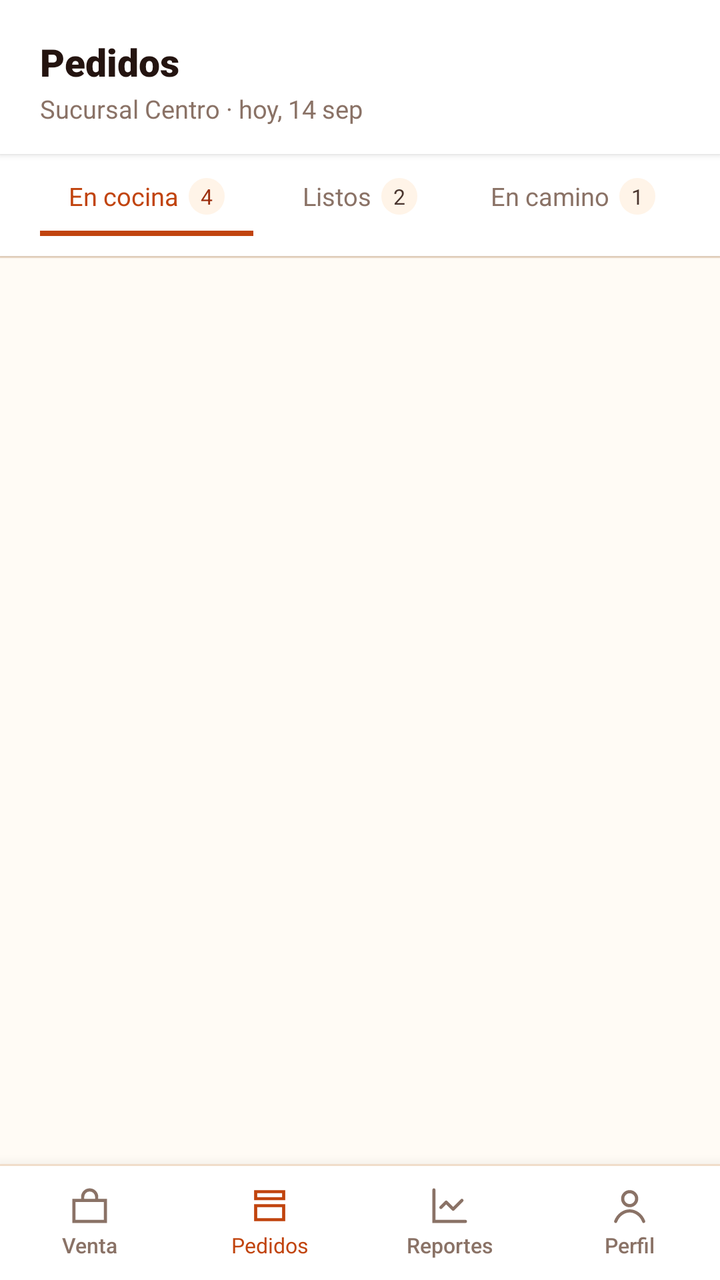
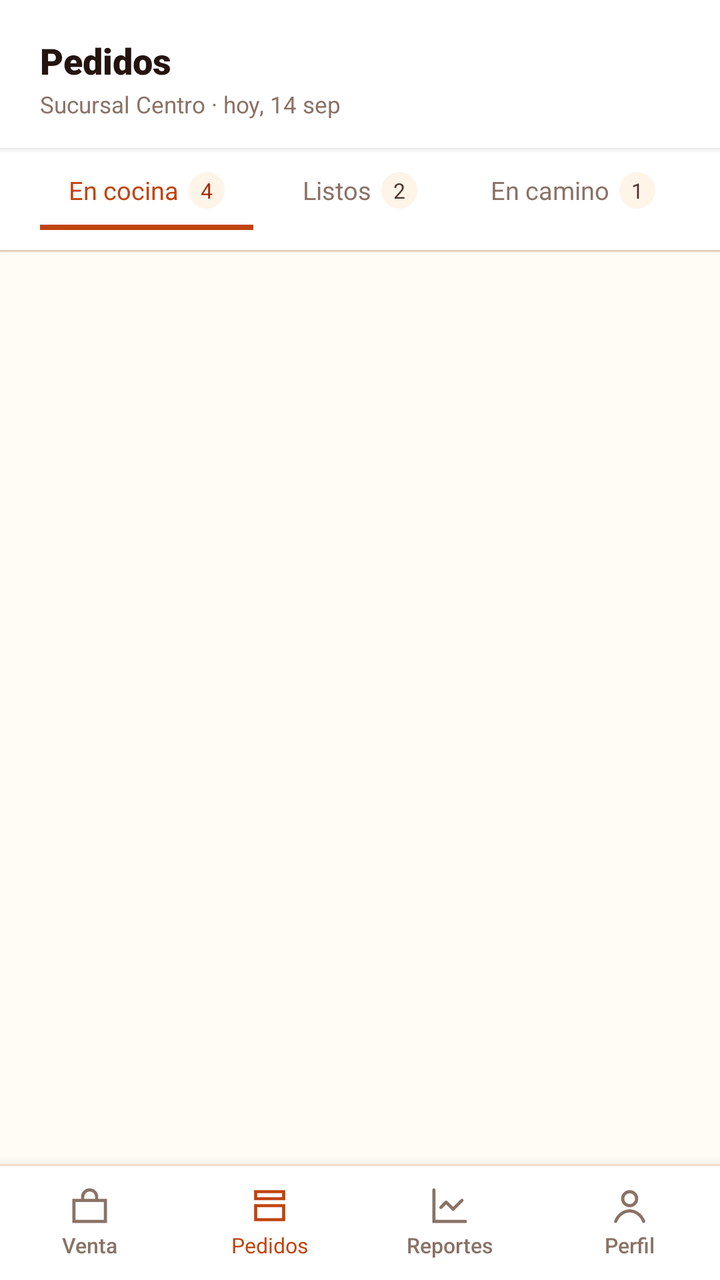

Two renders of the same Android screen: before a commit and after it. Below are the layout's source before the change and the commit's diff.
<!-- AndroidManifest.xml: application theme Theme.Pollogithub -->
<!-- res/layout/activity_pedidos.xml -->
<?xml version="1.0" encoding="utf-8"?>
<androidx.constraintlayout.widget.ConstraintLayout xmlns:android="http://schemas.android.com/apk/res/android"
    xmlns:app="http://schemas.android.com/apk/res-auto"
    xmlns:tools="http://schemas.android.com/tools"
    android:id="@+id/mainPedidos"
    android:layout_width="match_parent"
    android:layout_height="match_parent"
    android:background="@color/paper_50"
    tools:context=".PedidosActivity">

    
    <LinearLayout
        android:id="@+id/headerPedidos"
        android:layout_width="match_parent"
        android:layout_height="wrap_content"
        android:background="@color/white"
        android:elevation="2dp"
        android:orientation="vertical"
        android:paddingHorizontal="20dp"
        android:paddingTop="18dp"
        android:paddingBottom="14dp"
        app:layout_constraintEnd_toEndOf="parent"
        app:layout_constraintStart_toStartOf="parent"
        app:layout_constraintTop_toTopOf="parent">

        <TextView
            android:layout_width="wrap_content"
            android:layout_height="wrap_content"
            android:fontFamily="sans-serif-black"
            android:text="@string/title_orders"
            android:textColor="@color/char_900"
            android:textSize="19sp" />

        <TextView
            android:layout_width="wrap_content"
            android:layout_height="wrap_content"
            android:layout_marginTop="2dp"
            android:fontFamily="sans-serif"
            android:text="@string/subtitle_orders"
            android:textColor="@color/char_400"
            android:textSize="12.5sp" />
    </LinearLayout>

    
    <LinearLayout
        android:id="@+id/layoutTabs"
        android:layout_width="match_parent"
        android:layout_height="wrap_content"
        android:background="@color/white"
        android:elevation="1dp"
        android:orientation="horizontal"
        android:paddingHorizontal="20dp"
        android:paddingTop="12dp"
        app:layout_constraintTop_toBottomOf="@id/headerPedidos">

        
        <LinearLayout
            android:id="@+id/tabCocina"
            android:layout_width="0dp"
            android:layout_height="wrap_content"
            android:layout_weight="1"
            android:clickable="true"
            android:focusable="true"
            android:gravity="center"
            android:orientation="vertical"
            android:paddingBottom="10dp">

            <LinearLayout
                android:layout_width="wrap_content"
                android:layout_height="wrap_content"
                android:gravity="center_vertical"
                android:orientation="horizontal">

                <TextView
                    android:id="@+id/tvTabCocinaText"
                    android:layout_width="wrap_content"
                    android:layout_height="wrap_content"
                    android:fontFamily="sans-serif-bold"
                    android:text="@string/tab_cocina"
                    android:textColor="@color/ember_600"
                    android:textSize="12.5sp" />

                <TextView
                    android:id="@+id/tvTabCocinaCount"
                    android:layout_width="wrap_content"
                    android:layout_height="wrap_content"
                    android:layout_marginStart="5dp"
                    android:background="@drawable/bg_tab_badge"
                    android:fontFamily="sans-serif-bold"
                    android:paddingHorizontal="6dp"
                    android:paddingVertical="2dp"
                    android:text="4"
                    android:textColor="@color/ember_700"
                    android:textSize="10.5sp" />
            </LinearLayout>

            <View
                android:id="@+id/lineTabCocina"
                android:layout_width="match_parent"
                android:layout_height="2.5dp"
                android:layout_marginTop="8dp"
                android:background="@color/ember_600" />
        </LinearLayout>

        
        <LinearLayout
            android:id="@+id/tabListos"
            android:layout_width="0dp"
            android:layout_height="wrap_content"
            android:layout_weight="1"
            android:clickable="true"
            android:focusable="true"
            android:gravity="center"
            android:orientation="vertical"
            android:paddingBottom="10dp">

            <LinearLayout
                android:layout_width="wrap_content"
                android:layout_height="wrap_content"
                android:gravity="center_vertical"
                android:orientation="horizontal">

                <TextView
                    android:id="@+id/tvTabListosText"
                    android:layout_width="wrap_content"
                    android:layout_height="wrap_content"
                    android:fontFamily="sans-serif-bold"
                    android:text="@string/tab_listos"
                    android:textColor="@color/char_400"
                    android:textSize="12.5sp" />

                <TextView
                    android:id="@+id/tvTabListosCount"
                    android:layout_width="wrap_content"
                    android:layout_height="wrap_content"
                    android:layout_marginStart="5dp"
                    android:background="@drawable/bg_tab_badge"
                    android:fontFamily="sans-serif-bold"
                    android:paddingHorizontal="6dp"
                    android:paddingVertical="2dp"
                    android:text="2"
                    android:textColor="@color/char_700"
                    android:textSize="10.5sp" />
            </LinearLayout>

            <View
                android:id="@+id/lineTabListos"
                android:layout_width="match_parent"
                android:layout_height="2.5dp"
                android:layout_marginTop="8dp"
                android:background="@android:color/transparent" />
        </LinearLayout>

        
        <LinearLayout
            android:id="@+id/tabCamino"
            android:layout_width="0dp"
            android:layout_height="wrap_content"
            android:layout_weight="1"
            android:clickable="true"
            android:focusable="true"
            android:gravity="center"
            android:orientation="vertical"
            android:paddingBottom="10dp">

            <LinearLayout
                android:layout_width="wrap_content"
                android:layout_height="wrap_content"
                android:gravity="center_vertical"
                android:orientation="horizontal">

                <TextView
                    android:id="@+id/tvTabCaminoText"
                    android:layout_width="wrap_content"
                    android:layout_height="wrap_content"
                    android:fontFamily="sans-serif-bold"
                    android:text="@string/tab_camino"
                    android:textColor="@color/char_400"
                    android:textSize="12.5sp" />

                <TextView
                    android:id="@+id/tvTabCaminoCount"
                    android:layout_width="wrap_content"
                    android:layout_height="wrap_content"
                    android:layout_marginStart="5dp"
                    android:background="@drawable/bg_tab_badge"
                    android:fontFamily="sans-serif-bold"
                    android:paddingHorizontal="6dp"
                    android:paddingVertical="2dp"
                    android:text="1"
                    android:textColor="@color/char_700"
                    android:textSize="10.5sp" />
            </LinearLayout>

            <View
                android:id="@+id/lineTabCamino"
                android:layout_width="match_parent"
                android:layout_height="2.5dp"
                android:layout_marginTop="8dp"
                android:background="@android:color/transparent" />
        </LinearLayout>
    </LinearLayout>

    <View
        android:id="@+id/tabsDivider"
        android:layout_width="match_parent"
        android:layout_height="1dp"
        android:background="@color/line_color"
        app:layout_constraintTop_toBottomOf="@id/layoutTabs" />

    
    <androidx.recyclerview.widget.RecyclerView
        android:id="@+id/rvOrders"
        android:layout_width="match_parent"
        android:layout_height="0dp"
        android:clipToPadding="false"
        android:paddingVertical="12dp"
        app:layout_constraintBottom_toTopOf="@id/bottomNav"
        app:layout_constraintTop_toBottomOf="@id/tabsDivider"
        tools:itemCount="3"
        tools:listitem="@layout/item_order_card" />

    
    <LinearLayout
        android:id="@+id/bottomNav"
        android:layout_width="match_parent"
        android:layout_height="58dp"
        android:background="@drawable/bg_bottom_nav"
        android:elevation="12dp"
        android:gravity="center_vertical"
        android:orientation="horizontal"
        app:layout_constraintBottom_toBottomOf="parent"
        app:layout_constraintEnd_toEndOf="parent"
        app:layout_constraintStart_toStartOf="parent">

        
        <LinearLayout
            android:id="@+id/navItemVenta"
            android:layout_width="0dp"
            android:layout_height="match_parent"
            android:layout_weight="1"
            android:clickable="true"
            android:focusable="true"
            android:gravity="center"
            android:orientation="vertical">

            <ImageView
                android:layout_width="21dp"
                android:layout_height="21dp"
                android:contentDescription="@string/nav_sale"
                android:src="@drawable/ic_nav_sale"
                app:tint="@color/char_400" />

            <TextView
                android:layout_width="wrap_content"
                android:layout_height="wrap_content"
                android:layout_marginTop="2dp"
                android:fontFamily="sans-serif-medium"
                android:text="@string/nav_sale"
                android:textColor="@color/char_400"
                android:textSize="10.5sp" />
        </LinearLayout>

        
        <LinearLayout
            android:id="@+id/navItemPedidos"
            android:layout_width="0dp"
            android:layout_height="match_parent"
            android:layout_weight="1"
            android:clickable="true"
            android:focusable="true"
            android:gravity="center"
            android:orientation="vertical">

            <ImageView
                android:layout_width="21dp"
                android:layout_height="21dp"
                android:contentDescription="@string/nav_orders"
                android:src="@drawable/ic_nav_orders"
                app:tint="@color/ember_600" />

            <TextView
                android:layout_width="wrap_content"
                android:layout_height="wrap_content"
                android:layout_marginTop="2dp"
                android:fontFamily="sans-serif-bold"
                android:text="@string/nav_orders"
                android:textColor="@color/ember_600"
                android:textSize="10.5sp" />
        </LinearLayout>

        
        <LinearLayout
            android:id="@+id/navItemReportes"
            android:layout_width="0dp"
            android:layout_height="match_parent"
            android:layout_weight="1"
            android:clickable="true"
            android:focusable="true"
            android:gravity="center"
            android:orientation="vertical">

            <ImageView
                android:layout_width="21dp"
                android:layout_height="21dp"
                android:contentDescription="@string/nav_reports"
                android:src="@drawable/ic_nav_reports" />

            <TextView
                android:layout_width="wrap_content"
                android:layout_height="wrap_content"
                android:layout_marginTop="2dp"
                android:fontFamily="sans-serif-medium"
                android:text="@string/nav_reports"
                android:textColor="@color/char_400"
                android:textSize="10.5sp" />
        </LinearLayout>

        
        <LinearLayout
            android:id="@+id/navItemPerfil"
            android:layout_width="0dp"
            android:layout_height="match_parent"
            android:layout_weight="1"
            android:clickable="true"
            android:focusable="true"
            android:gravity="center"
            android:orientation="vertical">

            <ImageView
                android:layout_width="21dp"
                android:layout_height="21dp"
                android:contentDescription="@string/nav_profile"
                android:src="@drawable/ic_nav_profile" />

            <TextView
                android:layout_width="wrap_content"
                android:layout_height="wrap_content"
                android:layout_marginTop="2dp"
                android:fontFamily="sans-serif-medium"
                android:text="@string/nav_profile"
                android:textColor="@color/char_400"
                android:textSize="10.5sp" />
        </LinearLayout>
    </LinearLayout>

</androidx.constraintlayout.widget.ConstraintLayout>
<!-- res/layout/item_order_card.xml (included above) -->
<?xml version="1.0" encoding="utf-8"?>
<LinearLayout xmlns:android="http://schemas.android.com/apk/res/android"
    xmlns:tools="http://schemas.android.com/tools"
    android:layout_width="match_parent"
    android:layout_height="wrap_content"
    android:layout_marginHorizontal="16dp"
    android:layout_marginVertical="6dp"
    android:background="@drawable/bg_order_card"
    android:orientation="vertical"
    android:padding="15dp">

    
    <RelativeLayout
        android:layout_width="match_parent"
        android:layout_height="wrap_content"
        android:layout_marginBottom="10dp">

        <LinearLayout
            android:layout_width="wrap_content"
            android:layout_height="wrap_content"
            android:layout_alignParentStart="true"
            android:layout_centerVertical="true"
            android:orientation="vertical">

            <TextView
                android:id="@+id/tvOrderId"
                android:layout_width="wrap_content"
                android:layout_height="wrap_content"
                android:fontFamily="sans-serif-bold"
                android:text="Pedido #0231"
                android:textColor="@color/char_900"
                android:textSize="14.5sp" />

            <TextView
                android:id="@+id/tvOrderTime"
                android:layout_width="wrap_content"
                android:layout_height="wrap_content"
                android:layout_marginTop="2dp"
                android:fontFamily="sans-serif"
                android:text="Hace 3 min · Mesa 4"
                android:textColor="@color/char_400"
                android:textSize="11sp" />
        </LinearLayout>

        <TextView
            android:id="@+id/tvStatusBadge"
            android:layout_width="wrap_content"
            android:layout_height="wrap_content"
            android:layout_alignParentEnd="true"
            android:layout_centerVertical="true"
            android:background="@drawable/bg_status_cocina"
            android:fontFamily="sans-serif-bold"
            android:paddingHorizontal="10dp"
            android:paddingVertical="5dp"
            android:text="@string/status_cocina"
            android:textColor="@color/wait_600"
            android:textSize="11sp" />
    </RelativeLayout>

    
    <TextView
        android:id="@+id/tvOrderItems"
        android:layout_width="match_parent"
        android:layout_height="wrap_content"
        android:layout_marginBottom="10dp"
        android:fontFamily="sans-serif"
        android:lineSpacingExtra="2dp"
        android:text="1/4 pollo frito, 1/2 pollo a la brasa, 2× gaseosa"
        android:textColor="@color/char_700"
        android:textSize="12.5sp" />

    
    <RelativeLayout
        android:layout_width="match_parent"
        android:layout_height="wrap_content">

        <LinearLayout
            android:layout_width="wrap_content"
            android:layout_height="wrap_content"
            android:layout_alignParentStart="true"
            android:layout_centerVertical="true"
            android:gravity="center_vertical"
            android:orientation="horizontal">

            <ImageView
                android:id="@+id/imgTypeIcon"
                android:layout_width="14dp"
                android:layout_height="14dp"
                android:contentDescription="Tipo"
                android:src="@drawable/ic_type_table" />

            <TextView
                android:id="@+id/tvOrderType"
                android:layout_width="wrap_content"
                android:layout_height="wrap_content"
                android:layout_marginStart="6dp"
                android:fontFamily="sans-serif-bold"
                android:text="Para mesa"
                android:textColor="@color/char_400"
                android:textSize="11.5sp" />
        </LinearLayout>

        <TextView
            android:id="@+id/tvOrderTotal"
            android:layout_width="wrap_content"
            android:layout_height="wrap_content"
            android:layout_alignParentEnd="true"
            android:layout_centerVertical="true"
            android:fontFamily="sans-serif-bold"
            android:text="Bs. 41.40"
            android:textColor="@color/ember_700"
            android:textSize="14sp" />
    </RelativeLayout>

    
    <LinearLayout
        android:layout_width="match_parent"
        android:layout_height="wrap_content"
        android:layout_marginTop="12dp"
        android:orientation="horizontal">

        <androidx.appcompat.widget.AppCompatButton
            android:id="@+id/btnViewDetail"
            android:layout_width="0dp"
            android:layout_height="38dp"
            android:layout_marginEnd="8dp"
            android:layout_weight="1"
            android:background="@drawable/bg_btn_outline"
            android:fontFamily="sans-serif-bold"
            android:text="@string/btn_view_detail"
            android:textAllCaps="false"
            android:textColor="@color/char_700"
            android:textSize="12sp" />

        <androidx.appcompat.widget.AppCompatButton
            android:id="@+id/btnPrimaryAction"
            android:layout_width="0dp"
            android:layout_height="38dp"
            android:layout_weight="1"
            android:background="@drawable/bg_button_primary"
            android:fontFamily="sans-serif-bold"
            android:text="@string/btn_mark_ready"
            android:textAllCaps="false"
            android:textColor="@color/white"
            android:textSize="12sp" />
    </LinearLayout>

</LinearLayout>
<!-- resources referenced by this layout -->
<resources>
  <!-- unchanged entries left out for length: 37 -->
</resources>

<!-- the commit's change to res/layout/activity_pedidos.xml (unified diff, before → after) -->
@@ -11,34 +11,23 @@
     
     <LinearLayout
         android:id="@+id/headerPedidos"
-        android:layout_width="match_parent"
-        android:layout_height="wrap_content"
-        android:background="@color/white"
-        android:elevation="2dp"
-        android:orientation="vertical"
-        android:paddingHorizontal="20dp"
-        android:paddingTop="18dp"
-        android:paddingBottom="14dp"
+        style="@style/Widget.Pollo.Header.Vertical"
         app:layout_constraintEnd_toEndOf="parent"
         app:layout_constraintStart_toStartOf="parent"
         app:layout_constraintTop_toTopOf="parent">
 
         <TextView
-            android:layout_width="wrap_content"
-            android:layout_height="wrap_content"
-            android:fontFamily="sans-serif-black"
-            android:text="@string/title_orders"
-            android:textColor="@color/char_900"
-            android:textSize="19sp" />
+            android:textAppearance="@style/TextAppearance.Pollo.Title.Medium"
+            android:layout_width="wrap_content"
+            android:layout_height="wrap_content"
+            android:text="@string/title_orders" />
 
         <TextView
-            android:layout_width="wrap_content"
-            android:layout_height="wrap_content"
-            android:layout_marginTop="2dp"
-            android:fontFamily="sans-serif"
-            android:text="@string/subtitle_orders"
-            android:textColor="@color/char_400"
-            android:textSize="12.5sp" />
+            android:textAppearance="@style/TextAppearance.Pollo.Subtitle"
+            android:layout_width="wrap_content"
+            android:layout_height="wrap_content"
+            android:layout_marginTop="@dimen/spacing_2xs"
+            android:text="@string/subtitle_orders" />
     </LinearLayout>
 
     
@@ -349,13 +338,12 @@
 <?xml version="1.0" encoding="utf-8"?>
 <LinearLayout xmlns:android="http://schemas.android.com/apk/res/android"
     xmlns:tools="http://schemas.android.com/tools"
+    style="@style/Widget.Pollo.Card.Order"
     android:layout_width="match_parent"
     android:layout_height="wrap_content"
-    android:layout_marginHorizontal="16dp"
-    android:layout_marginVertical="6dp"
-    android:background="@drawable/bg_order_card"
-    android:orientation="vertical"
-    android:padding="15dp">
+    android:layout_marginHorizontal="@dimen/card_margin_horizontal"
+    android:layout_marginVertical="@dimen/card_margin_vertical"
+    android:orientation="vertical">
 
     
     <RelativeLayout
@@ -372,50 +360,43 @@
 
             <TextView
                 android:id="@+id/tvOrderId"
-                android:layout_width="wrap_content"
-                android:layout_height="wrap_content"
-                android:fontFamily="sans-serif-bold"
-                android:text="Pedido #0231"
-                android:textColor="@color/char_900"
-                android:textSize="14.5sp" />
+                style="@style/TextAppearance.Pollo.Title.Small"
+                android:layout_width="wrap_content"
+                android:layout_height="wrap_content"
+                android:text="Pedido #0231" />
 
             <TextView
                 android:id="@+id/tvOrderTime"
-                android:layout_width="wrap_content"
-                android:layout_height="wrap_content"
-                android:layout_marginTop="2dp"
-                android:fontFamily="sans-serif"
-                android:text="Hace 3 min · Mesa 4"
-                android:textColor="@color/char_400"
-                android:textSize="11sp" />
+                style="@style/TextAppearance.Pollo.Subtitle.Muted"
+                android:layout_width="wrap_content"
+                android:layout_height="wrap_content"
+                android:layout_marginTop="@dimen/spacing_2xs"
+                android:text="Hace 3 min · Mesa 4" />
         </LinearLayout>
 
         <TextView
             android:id="@+id/tvStatusBadge"
+            style="@style/TextAppearance.Pollo.Badge.Status"
             android:layout_width="wrap_content"
             android:layout_height="wrap_content"
             android:layout_alignParentEnd="true"
             android:layout_centerVertical="true"
             android:background="@drawable/bg_status_cocina"
-            android:fontFamily="sans-serif-bold"
             android:paddingHorizontal="10dp"
             android:paddingVertical="5dp"
             android:text="@string/status_cocina"
-            android:textColor="@color/wait_600"
-            android:textSize="11sp" />
+            android:textColor="@color/wait_600" />
     </RelativeLayout>
 
     
     <TextView
         android:id="@+id/tvOrderItems"
+        style="@style/TextAppearance.Pollo.Body"
         android:layout_width="match_parent"
         android:layout_height="wrap_content"
         android:layout_marginBottom="10dp"
-        android:fontFamily="sans-serif"
         android:lineSpacingExtra="2dp"
-        android:text="1/4 pollo frito, 1/2 pollo a la brasa, 2× gaseosa"
-        android:textColor="@color/char_700"
-        android:textSize="12.5sp" />
+        android:text="1/4 pollo frito, 1/2 pollo a la brasa, 2× gaseosa" />
 
     
     <RelativeLayout
@@ -439,58 +420,47 @@
 
             <TextView
                 android:id="@+id/tvOrderType"
+                style="@style/TextAppearance.Pollo.Subtitle"
                 android:layout_width="wrap_content"
                 android:layout_height="wrap_content"
                 android:layout_marginStart="6dp"
                 android:fontFamily="sans-serif-bold"
-                android:text="Para mesa"
-                android:textColor="@color/char_400"
-                android:textSize="11.5sp" />
+                android:text="Para mesa" />
         </LinearLayout>
 
         <TextView
             android:id="@+id/tvOrderTotal"
+            style="@style/TextAppearance.Pollo.Price.Small"
             android:layout_width="wrap_content"
             android:layout_height="wrap_content"
             android:layout_alignParentEnd="true"
             android:layout_centerVertical="true"
-            android:fontFamily="sans-serif-bold"
-            android:text="Bs. 41.40"
-            android:textColor="@color/ember_700"
-            android:textSize="14sp" />
+            android:text="Bs. 41.40" />
     </RelativeLayout>
 
     
     <LinearLayout
         android:layout_width="match_parent"
         android:layout_height="wrap_content"
-        android:layout_marginTop="12dp"
+        android:layout_marginTop="@dimen/spacing_m"
         android:orientation="horizontal">
 
         <androidx.appcompat.widget.AppCompatButton
             android:id="@+id/btnViewDetail"
-            android:layout_width="0dp"
-            android:layout_height="38dp"
-            android:layout_marginEnd="8dp"
-            android:layout_weight="1"
-            android:background="@drawable/bg_btn_outline"
-            android:fontFamily="sans-serif-bold"
-            android:text="@string/btn_view_detail"
-            android:textAllCaps="false"
-            android:textColor="@color/char_700"
-            android:textSize="12sp" />
+            style="@style/Widget.Pollo.Button.Outline.Small"
+            android:layout_width="0dp"
+            android:layout_height="@dimen/btn_height_small"
+            android:layout_marginEnd="@dimen/spacing_s"
+            android:layout_weight="1"
+            android:text="@string/btn_view_detail" />
 
         <androidx.appcompat.widget.AppCompatButton
             android:id="@+id/btnPrimaryAction"
-            android:layout_width="0dp"
-            android:layout_height="38dp"
-            android:layout_weight="1"
-            android:background="@drawable/bg_button_primary"
-            android:fontFamily="sans-serif-bold"
-            android:text="@string/btn_mark_ready"
-            android:textAllCaps="false"
-            android:textColor="@color/white"
-            android:textSize="12sp" />
+            style="@style/Widget.Pollo.Button.Primary.Small"
+            android:layout_width="0dp"
+            android:layout_height="@dimen/btn_height_small"
+            android:layout_weight="1"
+            android:text="@string/btn_mark_ready" />
     </LinearLayout>
 
 </LinearLayout>
<!-- resource entries referenced after the edit -->
@@ -1,5 +1,120 @@
 <!-- resources referenced by this layout -->
 <resources>
+  <dimen name="btn_height_small">38dp</dimen>
+  <dimen name="card_margin_horizontal">16dp</dimen>
+  <dimen name="card_margin_vertical">6dp</dimen>
+  <dimen name="spacing_2xs">2dp</dimen>
+  <dimen name="spacing_m">12dp</dimen>
+  <dimen name="spacing_s">8dp</dimen>
+  <style name="TextAppearance.Pollo.Badge.Status" parent="TextAppearance.Pollo.Badge">
+          <item name="android:fontFamily">sans-serif-bold</item>
+          <item name="android:textSize">11.5sp</item>
+          <item name="android:textAllCaps">false</item>
+      </style>
+  <style name="TextAppearance.Pollo.Body" parent="TextAppearance.Pollo">
+          <item name="android:fontFamily">sans-serif</item>
+          <item name="android:textColor">@color/char_700</item>
+          <item name="android:textSize">@dimen/text_size_body</item>
+      </style>
+  <style name="TextAppearance.Pollo.Price.Small" parent="TextAppearance.Pollo.Price">
+          <item name="android:textColor">@color/ember_700</item>
+          <item name="android:textSize">@dimen/text_size_price_small</item>
+      </style>
+  <style name="TextAppearance.Pollo.Subtitle" parent="TextAppearance.Pollo">
+          <item name="android:fontFamily">sans-serif</item>
+          <item name="android:textColor">@color/char_400</item>
+          <item name="android:textSize">@dimen/text_size_caption</item>
+      </style>
+  <style name="TextAppearance.Pollo.Subtitle.Muted" parent="TextAppearance.Pollo.Subtitle">
+          <item name="android:textSize">11sp</item>
+      </style>
+  <style name="TextAppearance.Pollo.Title.Medium" parent="TextAppearance.Pollo.Title">
+          <item name="android:fontFamily">sans-serif-black</item>
+          <item name="android:textColor">@color/char_900</item>
+          <item name="android:textSize">@dimen/text_size_title_medium</item>
+      </style>
+  <style name="TextAppearance.Pollo.Title.Small" parent="TextAppearance.Pollo.Title">
+          <item name="android:fontFamily">sans-serif-bold</item>
+          <item name="android:textColor">@color/char_900</item>
+          <item name="android:textSize">@dimen/text_size_title_small</item>
+      </style>
+  <style name="Widget.Pollo.Button.Outline.Small" parent="Widget.Pollo.Button.Outline">
+          <item name="android:minHeight">@dimen/btn_height_small</item>
+          <item name="android:textSize">@dimen/text_size_btn_small</item>
+          <item name="android:paddingHorizontal">@dimen/spacing_m</item>
+      </style>
+  <style name="Widget.Pollo.Button.Primary.Small" parent="Widget.Pollo.Button.Primary">
+          <item name="android:minHeight">@dimen/btn_height_small</item>
+          <item name="android:textSize">@dimen/text_size_btn_small</item>
+          <item name="android:paddingHorizontal">@dimen/spacing_m</item>
+      </style>
+  <style name="Widget.Pollo.Card.Order" parent="Widget.Pollo.Card">
+          <item name="android:background">@drawable/bg_order_card</item>
+          <item name="android:padding">@dimen/card_padding_standard</item>
+      </style>
+  <style name="Widget.Pollo.Header.Vertical" parent="Widget.Pollo">
+          <item name="android:layout_width">match_parent</item>
+          <item name="android:layout_height">wrap_content</item>
+          <item name="android:background">@color/white</item>
+          <item name="android:elevation">@dimen/elevation_low</item>
+          <item name="android:orientation">vertical</item>
+          <item name="android:paddingHorizontal">@dimen/header_padding_horizontal</item>
+          <item name="android:paddingTop">18dp</item>
+          <item name="android:paddingBottom">@dimen/header_padding_bottom</item>
+      </style>
+  <style name="TextAppearance.Pollo.Badge" parent="TextAppearance.Pollo">
+          <item name="android:fontFamily">sans-serif-black</item>
+          <item name="android:textColor">@color/white</item>
+          <item name="android:textSize">@dimen/text_size_badge</item>
+          <item name="android:textAllCaps">true</item>
+      </style>
+  <style name="TextAppearance.Pollo" parent="android:TextAppearance" />
+  <dimen name="text_size_body">13.5sp</dimen>
+  <style name="TextAppearance.Pollo.Price" parent="TextAppearance.Pollo">
+          <item name="android:fontFamily">sans-serif-black</item>
+          <item name="android:textColor">@color/ember_600</item>
+          <item name="android:textSize">@dimen/text_size_price_medium</item>
+      </style>
+  <dimen name="text_size_price_small">14sp</dimen>
+  <dimen name="text_size_caption">11.5sp</dimen>
+  <style name="TextAppearance.Pollo.Title" parent="TextAppearance.Pollo" />
+  <dimen name="text_size_title_medium">18sp</dimen>
+  <dimen name="text_size_title_small">15sp</dimen>
+  <style name="Widget.Pollo.Button.Outline" parent="Widget.Pollo.Button">
+          <item name="android:background">@drawable/bg_btn_outline</item>
+          <item name="android:fontFamily">sans-serif-bold</item>
+          <item name="android:textColor">@color/char_700</item>
+          <item name="android:textSize">@dimen/text_size_btn_medium</item>
+          <item name="android:textAllCaps">false</item>
+          <item name="android:paddingHorizontal">@dimen/spacing_l</item>
+          <item name="android:minHeight">@dimen/btn_height_primary</item>
+          <item name="android:stateListAnimator">@null</item>
+      </style>
+  <dimen name="text_size_btn_small">12sp</dimen>
+  <style name="Widget.Pollo.Button.Primary" parent="Widget.Pollo.Button">
+          <item name="android:background">@drawable/bg_button_primary</item>
+          <item name="android:fontFamily">sans-serif-bold</item>
+          <item name="android:textColor">@color/white</item>
+          <item name="android:textSize">@dimen/text_size_btn_primary</item>
+          <item name="android:textAllCaps">false</item>
+          <item name="android:paddingHorizontal">@dimen/spacing_xl</item>
+          <item name="android:minHeight">@dimen/btn_height_primary</item>
+          <item name="android:stateListAnimator">@null</item>
+      </style>
+  <style name="Widget.Pollo.Card" parent="" />
+  <dimen name="card_padding_standard">14dp</dimen>
+  <style name="Widget.Pollo" parent="" />
+  <dimen name="elevation_low">2dp</dimen>
+  <dimen name="header_padding_horizontal">20dp</dimen>
+  <dimen name="header_padding_bottom">14dp</dimen>
+  <dimen name="text_size_badge">10.5sp</dimen>
+  <dimen name="text_size_price_medium">16sp</dimen>
+  <style name="Widget.Pollo.Button" parent="Widget.AppCompat.Button" />
+  <dimen name="text_size_btn_medium">13.5sp</dimen>
+  <dimen name="spacing_l">16dp</dimen>
+  <dimen name="btn_height_primary">52dp</dimen>
+  <dimen name="text_size_btn_primary">15sp</dimen>
+  <dimen name="spacing_xl">20dp</dimen>
   <!-- unchanged entries left out for length: 37 -->
 </resources>
 
